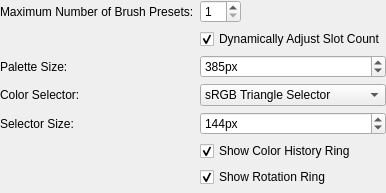
First picture: the form in libs/ui/forms/WdgPopupPaletteSettings.ui, repository KDE/krita, before the edit.
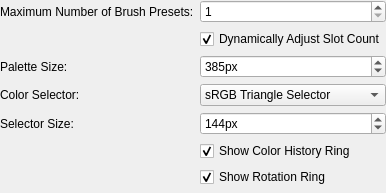
Second picture: the form after the edit. Custom widgets are drawn as their Qt base class.

What changed in the file:
```diff
--- a/libs/ui/forms/WdgPopupPaletteSettings.ui
+++ b/libs/ui/forms/WdgPopupPaletteSettings.ui
@@ -2,6 +2,14 @@
 <ui version="4.0">
  <class>WdgPopupPaletteSettings</class>
  <widget class="QWidget" name="WdgPopupPaletteSettings">
+  <property name="geometry">
+   <rect>
+    <x>0</x>
+    <y>0</y>
+    <width>342</width>
+    <height>173</height>
+   </rect>
+  </property>
   <property name="windowTitle">
    <string>Form</string>
   </property>
@@ -27,12 +35,6 @@
    </item>
    <item row="0" column="1">
     <widget class="QSpinBox" name="sbNumPresets">
-     <property name="sizePolicy">
-      <sizepolicy hsizetype="Fixed" vsizetype="Fixed">
-       <horstretch>0</horstretch>
-       <verstretch>0</verstretch>
-      </sizepolicy>
-     </property>
      <property name="minimum">
       <number>1</number>
      </property>
```
Left out of the diff: 20 changed lines with no effect on the pictures.
